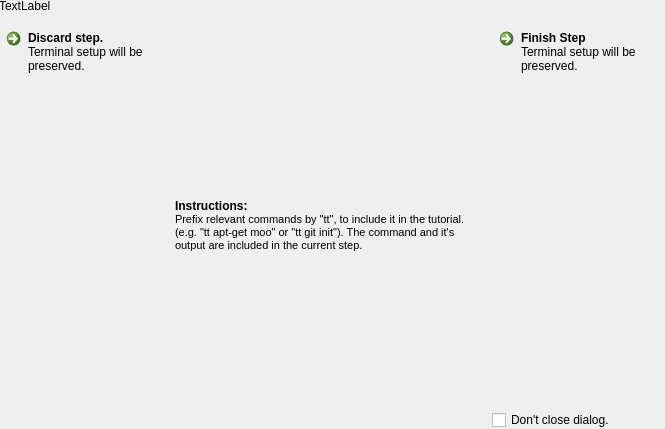
First picture: the form in client/terminaldialog.ui, repository skyronic/tuxtorial-client, before the edit.
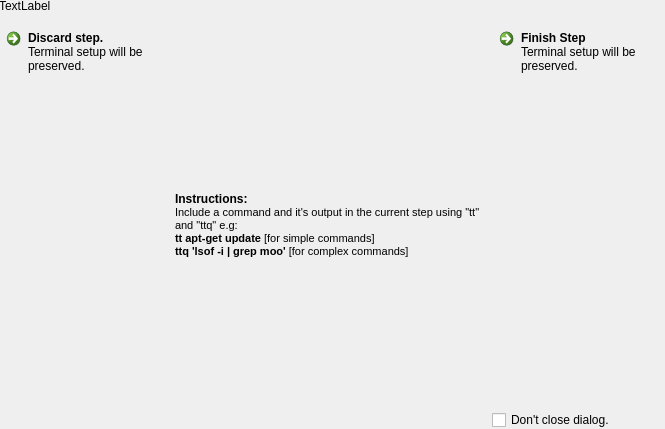
Second picture: the form after the edit. Icons and pictures are not drawn.

What changed in the file:
```diff
--- a/client/terminaldialog.ui
+++ b/client/terminaldialog.ui
@@ -82,12 +82,14 @@
          <string>&lt;!DOCTYPE HTML PUBLIC &quot;-//W3C//DTD HTML 4.0//EN&quot; &quot;http://www.w3.org/TR/REC-html40/strict.dtd&quot;&gt;
 &lt;html&gt;&lt;head&gt;&lt;meta name=&quot;qrichtext&quot; content=&quot;1&quot; /&gt;&lt;style type=&quot;text/css&quot;&gt;
 p, li { white-space: pre-wrap; }
-&lt;/style&gt;&lt;/head&gt;&lt;body style=&quot; font-family:'Sans'; font-size:8pt; font-weight:400; font-style:normal;&quot;&gt;
-&lt;table style=&quot;-qt-table-type: root; margin-top:4px; margin-bottom:4px; margin-left:4px; margin-right:4px;&quot;&gt;
+&lt;/style&gt;&lt;/head&gt;&lt;body style=&quot; font-family:'Ubuntu'; font-size:9pt; font-weight:400; font-style:normal;&quot;&gt;
+&lt;table border=&quot;0&quot; style=&quot;-qt-table-type: root; margin-top:4px; margin-bottom:4px; margin-left:4px; margin-right:4px;&quot;&gt;
 &lt;tr&gt;
 &lt;td style=&quot;border: none;&quot;&gt;
-&lt;p style=&quot; margin-top:0px; margin-bottom:0px; margin-left:0px; margin-right:0px; -qt-block-indent:0; text-indent:0px;&quot;&gt;&lt;span style=&quot; font-size:9pt; font-weight:600;&quot;&gt;Instructions:&lt;/span&gt;&lt;/p&gt;
-&lt;p style=&quot; margin-top:0px; margin-bottom:0px; margin-left:0px; margin-right:0px; -qt-block-indent:0; text-indent:0px;&quot;&gt;Prefix relevant commands by &amp;quot;tt&amp;quot;, to include it in the tutorial. (e.g. &amp;quot;tt apt-get moo&amp;quot; or &amp;quot;tt git init&amp;quot;). The command and it's output are included in the current step. &lt;/p&gt;&lt;/td&gt;&lt;/tr&gt;&lt;/table&gt;&lt;/body&gt;&lt;/html&gt;</string>
+&lt;p style=&quot; margin-top:0px; margin-bottom:0px; margin-left:0px; margin-right:0px; -qt-block-indent:0; text-indent:0px;&quot;&gt;&lt;span style=&quot; font-family:'Sans'; font-weight:600;&quot;&gt;Instructions:&lt;/span&gt;&lt;/p&gt;
+&lt;p style=&quot; margin-top:0px; margin-bottom:0px; margin-left:0px; margin-right:0px; -qt-block-indent:0; text-indent:0px;&quot;&gt;&lt;span style=&quot; font-family:'Sans'; font-size:8pt;&quot;&gt;Include a command and it's output in the current step using &amp;quot;tt&amp;quot; and &amp;quot;ttq&amp;quot; e.g:&lt;/span&gt;&lt;/p&gt;
+&lt;p style=&quot; margin-top:0px; margin-bottom:0px; margin-left:0px; margin-right:0px; -qt-block-indent:0; text-indent:0px;&quot;&gt;&lt;span style=&quot; font-family:'Sans'; font-size:8pt; font-weight:600;&quot;&gt;tt apt-get update&lt;/span&gt;&lt;span style=&quot; font-family:'Sans'; font-size:8pt;&quot;&gt; [for simple commands]&lt;/span&gt;&lt;/p&gt;
+&lt;p style=&quot; margin-top:0px; margin-bottom:0px; margin-left:0px; margin-right:0px; -qt-block-indent:0; text-indent:0px;&quot;&gt;&lt;span style=&quot; font-family:'Sans'; font-size:8pt; font-weight:600;&quot;&gt;ttq 'lsof -i | grep moo'&lt;/span&gt;&lt;span style=&quot; font-family:'Sans'; font-size:8pt;&quot;&gt; [for complex commands]&lt;/span&gt;&lt;/p&gt;&lt;/td&gt;&lt;/tr&gt;&lt;/table&gt;&lt;/body&gt;&lt;/html&gt;</string>
         </property>
         <property name="wordWrap">
          <bool>true</bool>
```
